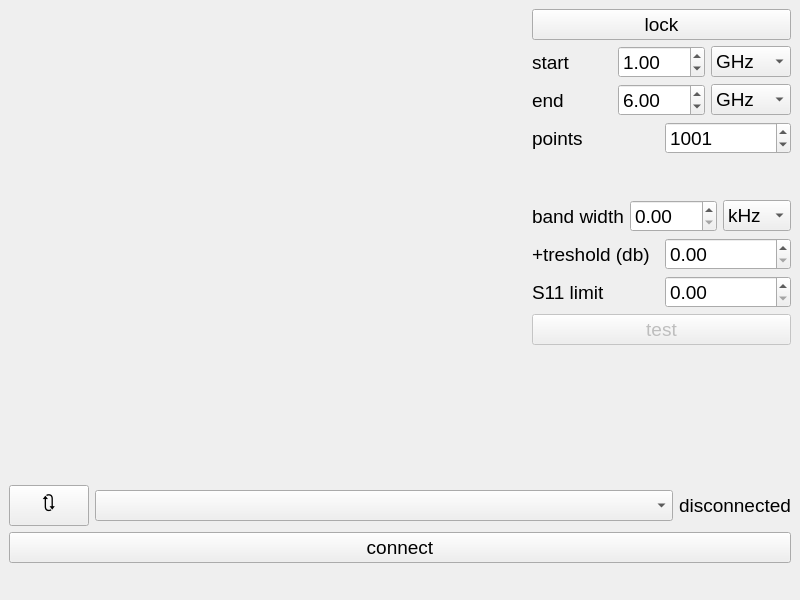
This is mainwindow.ui in NoneType4Name/ReturnLossAnalyzer as Qt 5 draws it before an edit. The edited form follows.
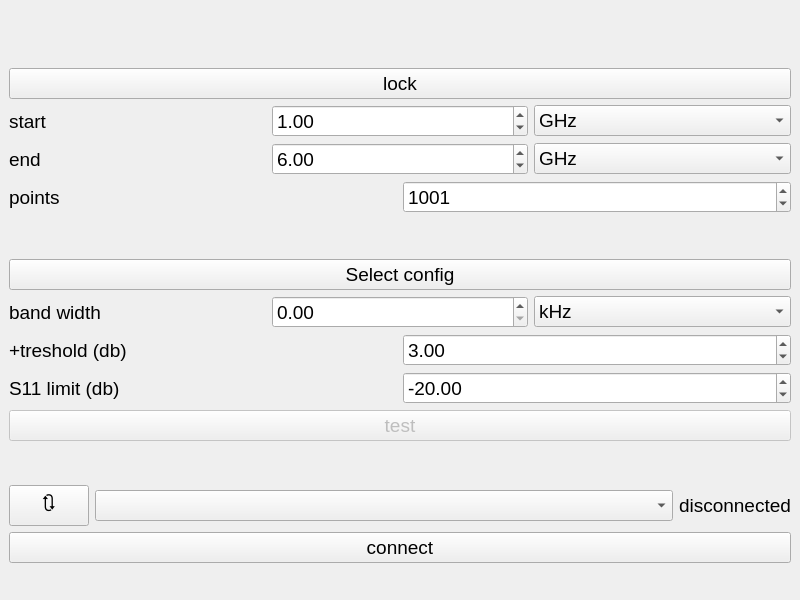
This is the edited form. Custom widgets are drawn as their Qt base class.

Patch:
```diff
--- a/mainwindow.ui
+++ b/mainwindow.ui
@@ -16,8 +16,6 @@
   <widget class="QWidget" name="centralwidget">
    <layout class="QVBoxLayout" name="verticalLayout_4">
     <item>
-     <layout class="QHBoxLayout" name="workingLayout">
-      <item>
        <widget class="QCustomPlot" name="plot" native="true">
         <property name="sizePolicy">
          <sizepolicy hsizetype="Expanding" vsizetype="Expanding">
@@ -239,6 +237,27 @@
           </property>
          </spacer>
         </item>
+      <item>
+       <widget class="QPushButton" name="configButton">
+        <property name="sizePolicy">
+         <sizepolicy hsizetype="Minimum" vsizetype="Preferred">
+          <horstretch>0</horstretch>
+          <verstretch>0</verstretch>
+         </sizepolicy>
+        </property>
+        <property name="font">
+         <font>
+          <pointsize>14</pointsize>
+         </font>
+        </property>
+        <property name="cursor">
+         <cursorShape>PointingHandCursor</cursorShape>
+        </property>
+        <property name="text">
+         <string>Select config</string>
+        </property>
+       </widget>
+      </item>
         <item>
          <layout class="QHBoxLayout" name="horizontalLayout_3">
           <item>
@@ -326,6 +345,9 @@
             <property name="maximum">
              <double>99.000000000000000</double>
             </property>
+          <property name="value">
+           <double>3.000000000000000</double>
+          </property>
            </widget>
           </item>
          </layout>
@@ -340,7 +362,7 @@
              </font>
             </property>
             <property name="text">
-             <string>S11 limit</string>
+           <string>S11 limit (db)</string>
             </property>
            </widget>
           </item>
@@ -351,8 +373,14 @@
               <pointsize>14</pointsize>
              </font>
             </property>
+          <property name="minimum">
+           <double>-99.000000000000000</double>
+          </property>
             <property name="maximum">
-             <double>99.000000000000000</double>
+           <double>0.000000000000000</double>
+          </property>
+          <property name="value">
+           <double>-20.000000000000000</double>
             </property>
            </widget>
           </item>
@@ -375,8 +403,6 @@
            <string>test</string>
           </property>
          </widget>
-        </item>
-       </layout>
       </item>
      </layout>
     </item>
```
Left out of the diff: 6 changed lines with no effect on the pictures. Lines whose indentation alone changed are shown as unchanged.
